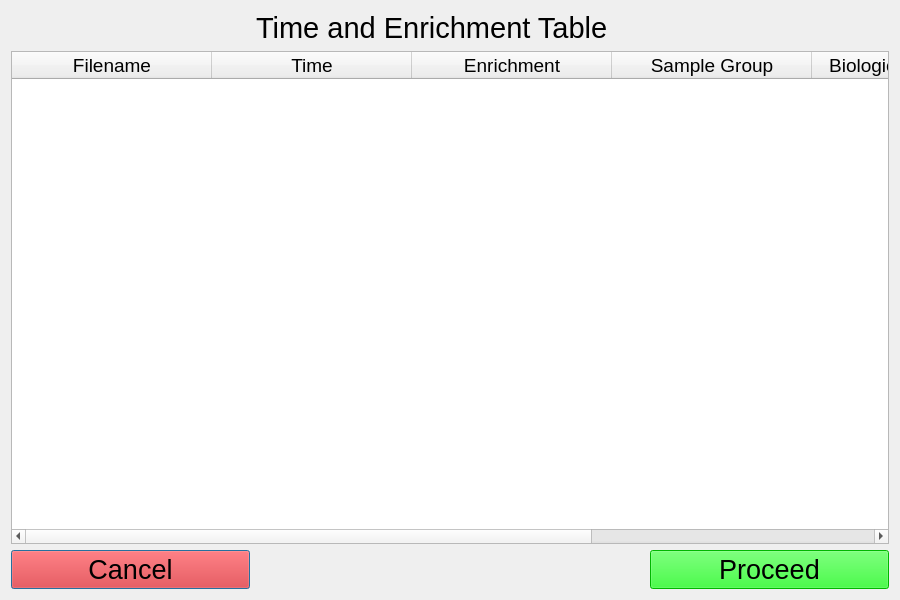
Above: ui_files/Time_Enrichment_Table.ui from JC-Price/DeuteRater before the change. Below: the same form after it.
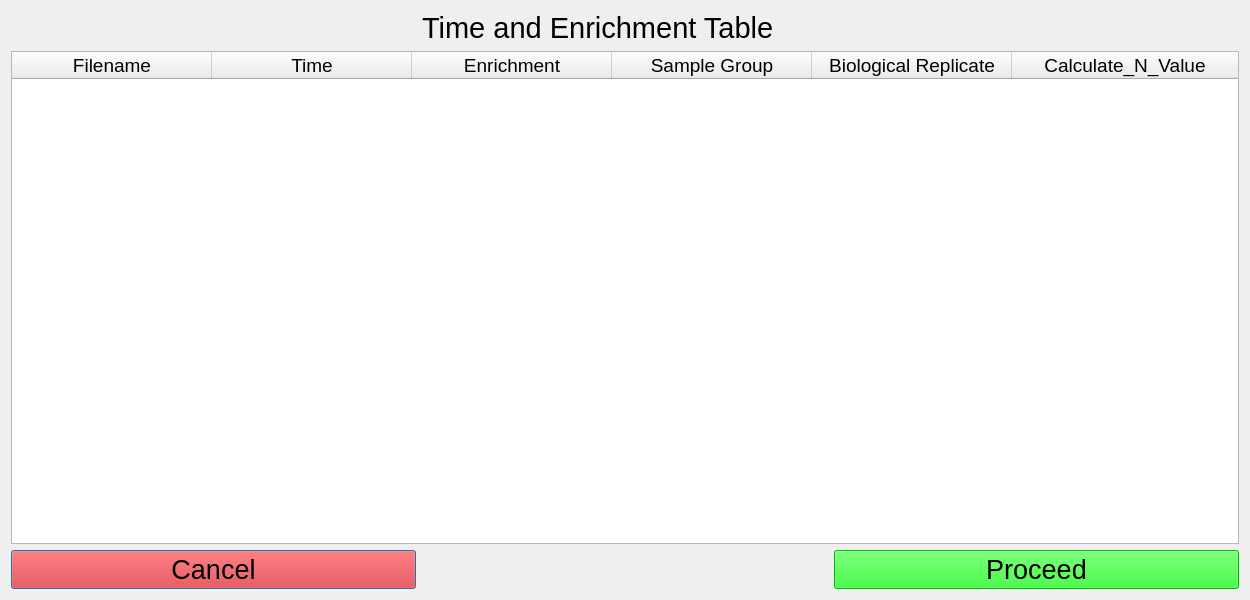
That is the form after the change.

What changed in the file:
```diff
--- a/ui_files/Time_Enrichment_Table.ui
+++ b/ui_files/Time_Enrichment_Table.ui
@@ -12,7 +12,7 @@
   </property>
   <property name="minimumSize">
    <size>
-    <width>819</width>
+    <width>1250</width>
     <height>0</height>
    </size>
   </property>
```
